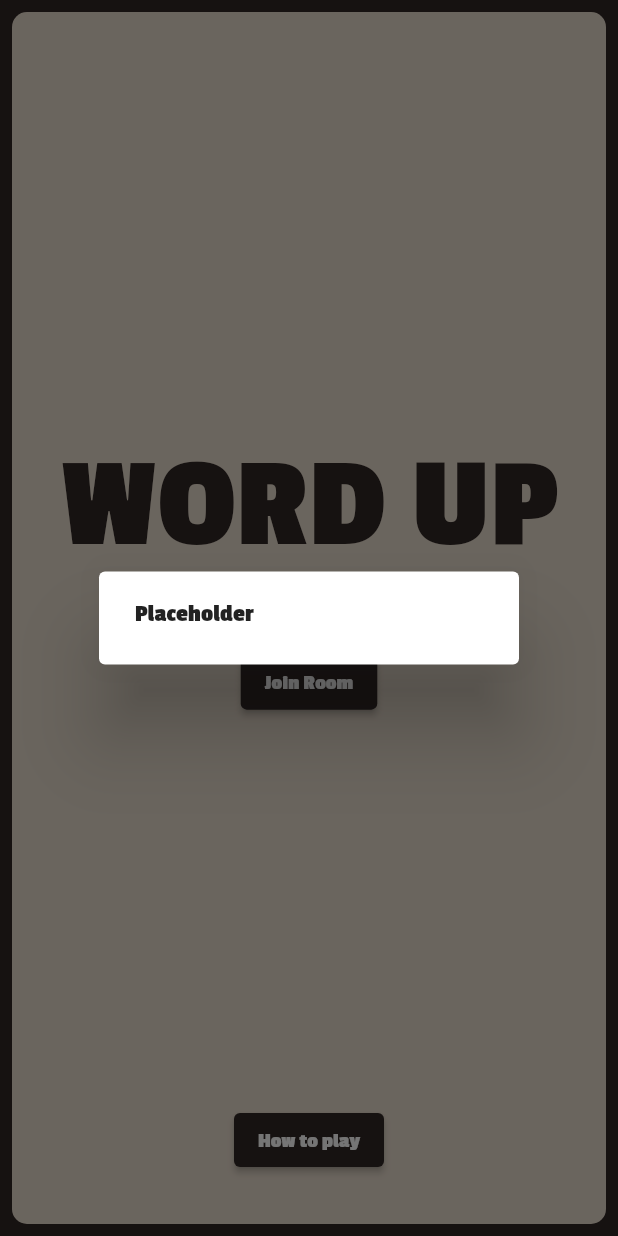
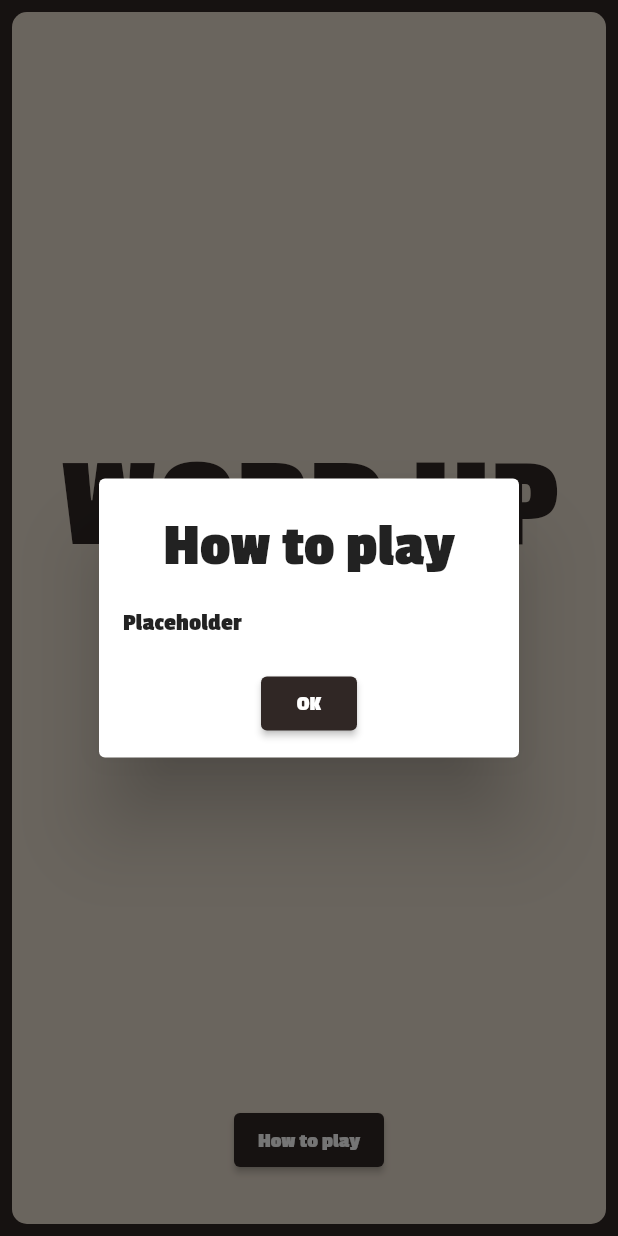
Before and after one commit to CourtneyOB/word_up, a Flutter app: the screen it shows after launch, after a tap on "How to play", on a phone screen of 412 x 824 dp. Run offline on Flutter 3.47's test engine with Material 2 defaults, Android fonts, the phone set to English and light mode, and no system bars; our stand-ins replace flutter_riverpod.

Commit message:
refactor alert dialog

```diff
--- a/lib/providers/round_list_provider.dart
+++ b/lib/providers/round_list_provider.dart
@@ -62,6 +62,7 @@ class RoundListProvider extends StateNotifier<List<Round>> {
 
   void restart() {
     state = [];
+    newRound();
   }
 
   void printRounds() {
--- a/lib/screens/title_screen.dart
+++ b/lib/screens/title_screen.dart
@@ -1,5 +1,6 @@
 import 'package:flutter/material.dart';
 import 'package:word_up/constants.dart';
+import 'package:word_up/widgets/custom_alert_dialog.dart';
 import 'package:word_up/widgets/styled_button.dart';
 
 class TitleScreen extends StatelessWidget {
@@ -48,9 +49,9 @@ class TitleScreen extends StatelessWidget {
                         await showDialog(
                             context: context,
                             builder: (BuildContext context) {
-                              return const AlertDialog(
-                                content: Text('Placeholder'),
-                              );
+                              return const CustomAlertDialog(
+                                  title: 'How to play',
+                                  content: Text('Placeholder'));
                             });
                       },
                       text: 'How to play'),
--- a/lib/widgets/validation_alert_dialog.dart
+++ b/lib/widgets/custom_alert_dialog.dart
@@ -1,25 +1,23 @@
 import 'package:flutter/material.dart';
 import 'package:word_up/widgets/styled_button.dart';
 
-class ValidationAlertDialog extends StatelessWidget {
-  const ValidationAlertDialog({Key? key, required this.content})
+class CustomAlertDialog extends StatelessWidget {
+  const CustomAlertDialog(
+      {Key? key, required this.title, required this.content})
       : super(key: key);
 
-  final String content;
+  final String title;
+  final Widget content;
 
   @override
   Widget build(BuildContext context) {
     return AlertDialog(
-      title: const Text(
-        'Oops!',
+      title: Text(
+        title,
         textAlign: TextAlign.center,
-        style: TextStyle(fontSize: 40.0),
+        style: const TextStyle(fontSize: 40.0),
       ),
-      content: Text(
-        content,
-        textAlign: TextAlign.center,
-        style: const TextStyle(fontSize: 18.0),
-      ),
+      content: content,
       contentPadding:
           const EdgeInsets.symmetric(vertical: 20.0, horizontal: 16.0),
       actionsAlignment: MainAxisAlignment.center,
```
Also changed, not shown: lib/screens/create_room_screen.dart (+8 -3 lines), lib/screens/join_room_screen.dart (+14 -3 lines), lib/widgets/custom_text_field/single_character_text_field.dart (+31 -8 lines).
